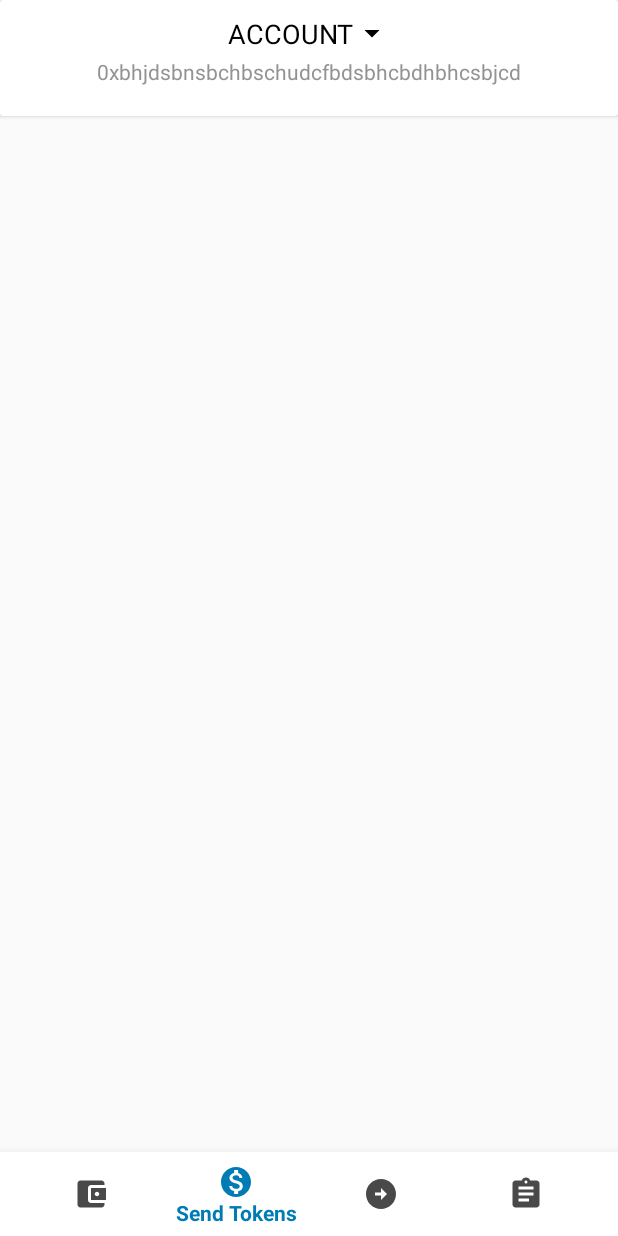
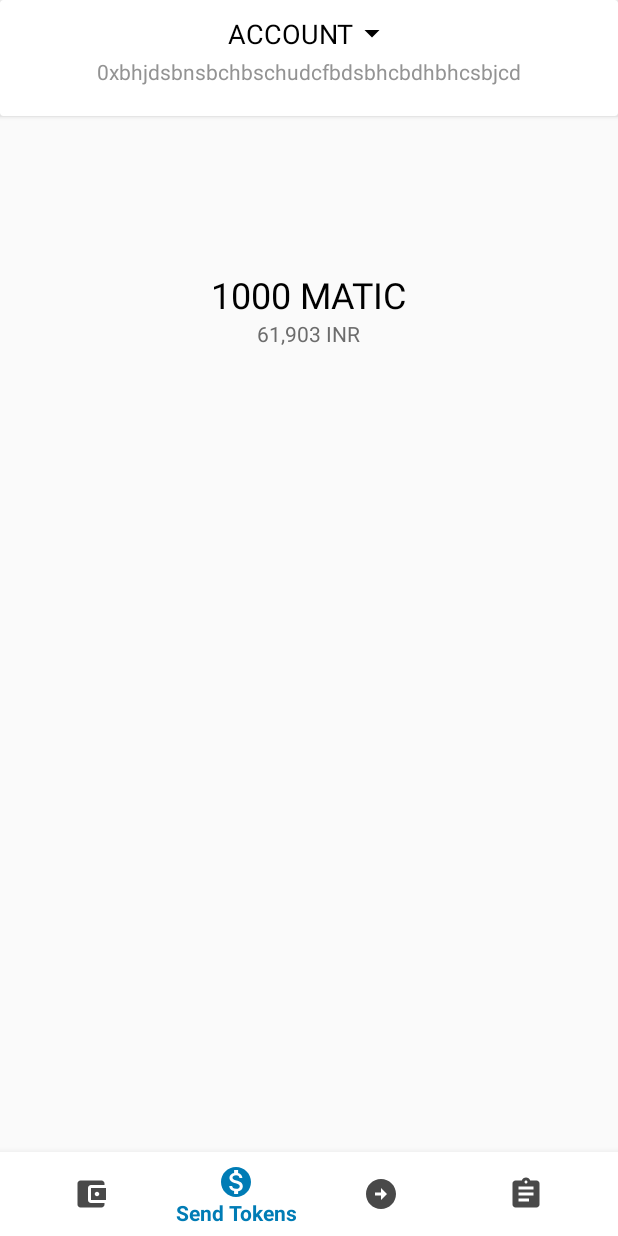
Before and after one commit to raehat/tracto, an Android app: the OktoHomePage screen opened directly, with no data from a screen before it, item 2 of the bottom bar chosen, on a phone screen of 412 x 824 dp. Run offline under Robolectric (Android 15) with nearby library versions, the phone set to English and light mode, and no system bars; libraries missing offline, so code that uses them is left out: tech.okto.oktowallet; 1 statement that could not run was skipped.

```diff
--- a/app/src/main/java/com/example/tracto/oktoflow/OktoHomePage.kt
+++ b/app/src/main/java/com/example/tracto/oktoflow/OktoHomePage.kt
@@ -3,12 +3,11 @@ package com.example.tracto.oktoflow
 import android.content.res.ColorStateList
 import android.graphics.Color
 import android.os.Bundle
-import android.util.Log
-import android.widget.Toast
 import androidx.appcompat.app.AppCompatActivity
 import androidx.fragment.app.Fragment
 import com.example.tracto.R
 import com.example.tracto.databinding.ActivityOktoHomePageBinding
+import com.example.tracto.oktoflow.adapter.MyTokensAdapter
 import com.example.tracto.oktoflow.bottomnavfragments.MyTokensFragment
 import com.example.tracto.oktoflow.bottomnavfragments.SendTokensFragment
 import com.example.tracto.oktoflow.bottomnavfragments.SentTokensFragment
@@ -33,13 +32,6 @@ class OktoHomePage : AppCompatActivity() {
             }
         }
 
-        OktoWallet.getPortfolio { result, error ->
-            if (result != null) {
-                Toast.makeText(this, "LOL: ${result.size}", Toast.LENGTH_LONG).show()
-            }
-            Log.d("TAG", "LOL: ${error}")
-        }
-
         binding.apply {
 
             val iconColorStates = ColorStateList(
@@ -53,8 +45,22 @@ class OktoHomePage : AppCompatActivity() {
             )
 
             textViewAccount.setOnClickListener {
-                val changeAccountDialog = ChangeAccountDialog(context = this@OktoHomePage)
-                changeAccountDialog.show()
+
+                OktoWallet.getPortfolio { result, error ->
+                    if (result != null) {
+                        val list : MutableList<MyTokensAdapter.MyTokensData> = mutableListOf()
+                        for (portfolioToken in result) {
+                            list.add(
+                                MyTokensAdapter.MyTokensData(
+                                portfolioToken.tokenName,
+                                portfolioToken.quantity,
+                                portfolioToken.amountInInr
+                            ))
+                        }
+                        val changeAccountDialog = ChangeAccountDialog(list)
+                        changeAccountDialog.dialog?.show()
+                    }
+                }
             }
 
             bottomNavigation.itemIconTintList = iconColorStates
@@ -78,7 +84,7 @@ class OktoHomePage : AppCompatActivity() {
             }
 
             // Set the default fragment
-            supportFragmentManager.beginTransaction().replace(R.id.fragment_container, SendTokensFragment()).commit()
+            supportFragmentManager.beginTransaction().replace(R.id.fragment_container, MyTokensFragment()).commit()
         }
 
     }
--- a/app/src/main/java/com/example/tracto/oktoflow/bottomnavfragments/MyTokensFragment.kt
+++ b/app/src/main/java/com/example/tracto/oktoflow/bottomnavfragments/MyTokensFragment.kt
@@ -5,7 +5,11 @@ import android.view.LayoutInflater
 import android.view.View
 import android.view.ViewGroup
 import androidx.fragment.app.Fragment
+import androidx.recyclerview.widget.LinearLayoutManager
 import com.example.tracto.databinding.FragmentMyTokensBinding
+import com.example.tracto.oktoflow.ChangeAccountDialog
+import com.example.tracto.oktoflow.adapter.MyTokensAdapter
+import tech.okto.oktowallet.OktoWallet
 
 class MyTokensFragment : Fragment() {
     override fun onCreateView(
@@ -15,6 +19,25 @@ class MyTokensFragment : Fragment() {
     ): View? {
         val binding = FragmentMyTokensBinding.inflate(layoutInflater)
 
+        binding.progressBar.visibility = View.VISIBLE
+
+        OktoWallet.getPortfolio { result, error ->
+            if (result != null) {
+                val list : MutableList<MyTokensAdapter.MyTokensData> = mutableListOf()
+                for (portfolioToken in result) {
+                    list.add(
+                        MyTokensAdapter.MyTokensData(
+                            portfolioToken.tokenName,
+                            portfolioToken.quantity,
+                            portfolioToken.amountInInr
+                        ))
+                }
+                binding.recyclerViewMyTokens.layoutManager = LinearLayoutManager(requireContext())
+                binding.recyclerViewMyTokens.adapter = MyTokensAdapter(list)
+                binding.progressBar.visibility = View.GONE
+            }
+        }
+
         return binding.root
     }
 }
--- a/app/src/main/java/com/example/tracto/oktoflow/bottomnavfragments/SendTokensFragment.kt
+++ b/app/src/main/java/com/example/tracto/oktoflow/bottomnavfragments/SendTokensFragment.kt
@@ -15,6 +15,8 @@ class SendTokensFragment : Fragment() {
     ): View? {
         val binding = FragmentSendTokensBinding.inflate(layoutInflater)
 
+
+
         return binding.root
     }
 }
--- a/app/src/main/res/layout/activity_okto_home_page.xml
+++ b/app/src/main/res/layout/activity_okto_home_page.xml
@@ -44,7 +44,8 @@
     <FrameLayout
         android:id="@+id/fragment_container"
         android:layout_width="match_parent"
-        android:layout_height="0dp"
+        android:layout_height="match_parent"
+        android:layout_marginTop="80dp"
         android:layout_above="@+id/bottom_navigation"
         android:layout_weight="1"/>
 
--- a/app/src/main/res/layout/fragment_send_tokens.xml
+++ b/app/src/main/res/layout/fragment_send_tokens.xml
@@ -1,6 +1,26 @@
 <?xml version="1.0" encoding="utf-8"?>
-<androidx.constraintlayout.widget.ConstraintLayout xmlns:android="http://schemas.android.com/apk/res/android"
+<RelativeLayout xmlns:android="http://schemas.android.com/apk/res/android"
     android:layout_width="match_parent"
     android:layout_height="match_parent">
 
-</androidx.constraintlayout.widget.ConstraintLayout>
+    <TextView
+        android:id="@+id/text_view_token_amt"
+        android:layout_width="wrap_content"
+        android:layout_height="wrap_content"
+        android:text="1000 MATIC"
+        android:layout_centerHorizontal="true"
+        android:layout_marginTop="100dp"
+        android:textSize="24sp"
+        android:textColor="@color/basicColor"/>
+
+    <TextView
+        android:id="@+id/text_view_token_inr"
+        android:layout_width="wrap_content"
+        android:layout_height="wrap_content"
+        android:text="61,903 INR"
+        android:layout_below="@id/text_view_token_amt"
+        android:layout_centerHorizontal="true"
+        android:textSize="14sp"
+        android:textColor="#6C6C6C"/>
+
+</RelativeLayout>
--- a/app/src/main/res/layout/item_card_portfolio.xml
+++ /dev/null
@@ -1,6 +0,0 @@
-<?xml version="1.0" encoding="utf-8"?>
-<androidx.constraintlayout.widget.ConstraintLayout xmlns:android="http://schemas.android.com/apk/res/android"
-    android:layout_width="match_parent"
-    android:layout_height="match_parent">
-
-</androidx.constraintlayout.widget.ConstraintLayout>
```
Also changed, not shown: app/src/main/java/com/example/tracto/oktoflow/ChangeAccountDialog.kt (+23 -11 lines), app/src/main/java/com/example/tracto/oktoflow/adapter/MyTokensAdapter.kt (added, +30 -0 lines), app/src/main/res/drawable/polygon_matic_icon.xml (added, +16 -0 lines), app/src/main/res/layout/fragment_my_tokens.xml (+29 -3 lines), app/src/main/res/layout/item_card_my_tokens.xml (added, +60 -0 lines).
